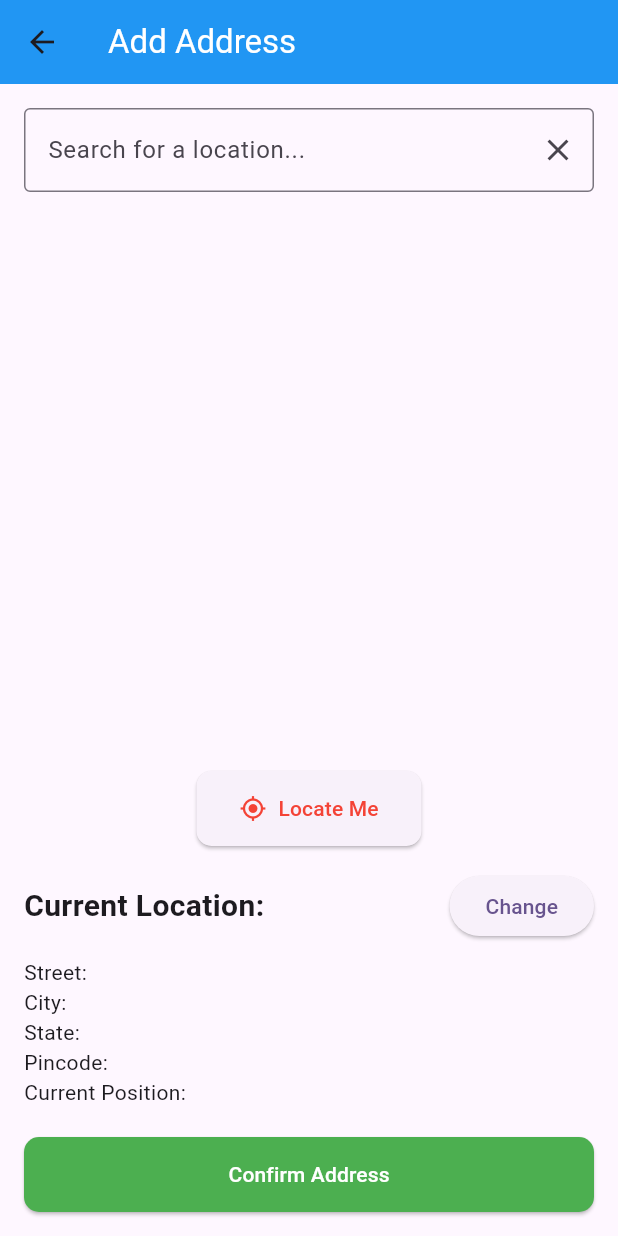
After one commit to nadhiyas17/customer_app_1, a Flutter app: the CurrentLocationScreen screen opened by its route, on a phone screen of 412 x 824 dp. The commit adds this screen. Run offline on Flutter 3.47's test engine with Material 3 defaults, Android fonts, the light colour scheme and no system bars; our stand-ins replace fluttertoast, geocoding, geolocator, get, google_maps_flutter, loader_overlay and 2 more; missing offline and left inert: flutter_google_maps_webservices.

Commit message:
LocationStatic

```diff
--- /dev/null
+++ b/lib/APIs/BaseUrl.dart
@@ -0,0 +1,3 @@
+//  String baseUrl = 'http://localhost:9090/api/customers';
+
+ String baseUrl = 'https://api-generator.retool.com/EMEJeJ';
--- a/lib/APIs/RegisterAPI.dart
+++ b/lib/APIs/RegisterAPI.dart
@@ -8,7 +8,7 @@ class ApiService {
   static const String _baseUrl = "https://api-generator.retool.com/Y45Av7";
 
   // Method to register the user
-  Future<Map<String, dynamic>> registerUser(UserModel user) async {
+  Future<Map<String, dynamic>> registerUser(RegisterModel user) async {
     final url = Uri.parse('$_baseUrl/data');
 
     try {
--- /dev/null
+++ b/lib/Address/CurrentLocation.dart
@@ -0,0 +1,196 @@
+import 'package:flutter/material.dart';
+import 'package:flutter_google_maps_webservices/places.dart';
+
+const kGoogleApiKey = 'AIzaSyDY_mNvqPbcGCRiwor1IVcJ5pyRmstm9XY'; // Replace with your API key
+final GoogleMapsPlaces _places = GoogleMapsPlaces(apiKey: kGoogleApiKey);
+
+class CurrentLocationScreen extends StatefulWidget {
+  const CurrentLocationScreen({Key? key}) : super(key: key);
+
+  @override
+  State<CurrentLocationScreen> createState() => _CurrentLocationScreenState();
+}
+
+class _CurrentLocationScreenState extends State<CurrentLocationScreen> {
+  final TextEditingController _searchController = TextEditingController();
+  List<Prediction> _suggestions = [];
+  bool _isLoading = false;
+
+  @override
+  void initState() {
+    super.initState();
+  }
+
+  // Function to fetch location predictions based on the search input
+  Future<void> _fetchSuggestions(String input) async {
+    if (input.isNotEmpty) {
+      setState(() {
+        _isLoading = true;
+      });
+
+      try {
+        final response = await _places.autocomplete(input);
+        if (response.predictions != null) {
+          setState(() {
+            _suggestions = response.predictions!;
+          });
+        }
+      } catch (e) {
+        print("Error fetching suggestions: $e");
+      } finally {
+        setState(() {
+          _isLoading = false;
+        });
+      }
+    } else {
+      setState(() {
+        _suggestions = [];
+      });
+    }
+  }
+
+  // Function to handle search input changes
+  void _onSearchChanged(String value) {
+    _fetchSuggestions(value);
+  }
+
+  @override
+  Widget build(BuildContext context) {
+    return Scaffold(
+      appBar: AppBar(
+        backgroundColor: Colors.blue,
+        title: Text(
+          "Add Address",
+          style: TextStyle(color: Colors.white),
+        ),
+      ),
+      body: Column(
+        mainAxisAlignment: MainAxisAlignment.start,
+        children: [
+          Padding(
+            padding: const EdgeInsets.all(16.0),
+            child: TextField(
+              controller: _searchController,
+              decoration: InputDecoration(
+                fillColor: Colors.amber,
+                hintText: "Search for a location...",
+                border: OutlineInputBorder(),
+
+                suffixIcon: IconButton(
+                  icon: Icon(Icons.clear),
+                  onPressed: () {
+                    _searchController.clear();
+                    _suggestions.clear();
+                  },
+                ),
+              ),
+              onChanged: _onSearchChanged,
+            ),
+          ),
+          _isLoading
+              ? CircularProgressIndicator()
+              : Expanded(
+                  child: ListView.builder(
+                    itemCount: _suggestions.length,
+                    itemBuilder: (context, index) {
+                      final suggestion = _suggestions[index];
+                      return ListTile(
+                        title: Text(suggestion.description ?? ""),
+                        onTap: () {
+                          // Handle the location selection
+                          _searchController.text = suggestion.description ?? "";
+                          _suggestions.clear(); // Clear suggestions after selection
+                          // TODO: Handle location selection logic here
+                        },
+                      );
+                    },
+                  ),
+                ),
+          Padding(
+            padding: const EdgeInsets.all(0.0),
+            child: SizedBox(
+              width: 150.0,
+              child: ElevatedButton.icon(
+                onPressed: () {}, // Trigger search on button press
+                icon: Icon(Icons.my_location),
+                label: Text("Locate Me"),
+                style: ElevatedButton.styleFrom(
+                  foregroundColor: Colors.red,
+                  alignment: Alignment.center,
+                  padding: EdgeInsets.all(15.0),
+                  shape: RoundedRectangleBorder(
+                    borderRadius: BorderRadius.circular(10),
+
+                  ),
+                ),
+              ),
+            ),
+          ),
+          Padding(
+            padding: const EdgeInsets.all(16.0),
+            child: Column(
+              crossAxisAlignment: CrossAxisAlignment.start,
+              children: [
+                Row(
+                  mainAxisAlignment: MainAxisAlignment.spaceBetween,
+                  children: [
+                    Text(
+                      "Current Location:",
+                      style: TextStyle(fontSize: 20, fontWeight: FontWeight.bold),
+                    ),
+                    ElevatedButton(
+                      onPressed: () {}, // Change location logic here
+                      child: Text("Change"),
+                    ),
+                  ],
+                ),
+                SizedBox(height: 10),
+                Text("Street: "),
+                Text("City: "),
+                Text("State: "),
+                Text("Pincode: "),
+                Text("Current Position: "),
+                SizedBox(height: 20),
+                Row(
+                  children: [
+                    Expanded(
+                      child: ElevatedButton(
+                        onPressed: () {
+                          // Logic to confirm address
+                        },
+                        child: Text("Confirm Address"),
+                        style: ElevatedButton.styleFrom(
+                          padding: EdgeInsets.symmetric(vertical: 15.0),
+                          foregroundColor: Colors.white,
+                          backgroundColor: Colors.green,
+                          shape: RoundedRectangleBorder(
+                            borderRadius: BorderRadius.circular(10),
+                          ),
+                        ),
+                      ),
+                    ),
+                  ],
+                ),
+              ],
+            ),
+          ),
+        ],
+      ),
+    );
+  }
+}
+
+// Dummy Dashboard Screen to navigate after confirmation
+class DashboardScreen extends StatelessWidget {
+  @override
+  Widget build(BuildContext context) {
+    return Scaffold(
+      appBar: AppBar(
+        title: Text("Dashboard"),
+      ),
+      body: Center(
+        child: Text("Welcome to the Dashboard!"),
+      ),
+    );
+  }
+}
--- a/lib/Location/LocationScreen.dart
+++ b/lib/Location/LocationScreen.dart
@@ -75,6 +75,7 @@ class _LocationScreenState extends State<LocationScreen> {
         Position position = await Geolocator.getCurrentPosition(
           locationSettings: locationSettings,
         );
+
         setState(() {
           _currentPosition = position;
           locationMessage = "${position.latitude}, ${position.longitude}";
--- a/lib/Routes/Navigation.dart
+++ b/lib/Routes/Navigation.dart
@@ -5,6 +5,8 @@ import 'package:cutomer_app/Screens/splashScreen.dart';
 import 'package:cutomer_app/Terms/TermsAndConditionsScreen.dart';
 import 'package:flutter/material.dart';
 
+import '../Address/AddAddressScreen.dart';
+import '../Address/CurrentLocation.dart';
 import '../Address/CurrentLocationScreen.dart';
 import '../Screens/RegisterScreen.dart';
 
@@ -13,6 +15,10 @@ var onGenerateRoute = (RouteSettings settings) {
   switch (settings.name) {
     case "/":
       return MaterialPageRoute(builder: (builder) => const SplashScreen());
+
+    //  case "/":
+    //     return MaterialPageRoute(builder: (builder) => const AddAddressScreen());
+
     case "/location":
       return MaterialPageRoute(builder: (builder) => const LocationScreen());
     case "/login":
@@ -32,8 +38,11 @@ var onGenerateRoute = (RouteSettings settings) {
       return MaterialPageRoute(
           builder: (_) => RegisterScreen(fullName: fullName));
 
+    case "/address":
+      return MaterialPageRoute(builder: (builder) => AddAddressScreen());
+
     case "/currentloaction":
-      return MaterialPageRoute(builder: (builder) => CurrentLocation());
+      return MaterialPageRoute(builder: (builder) => CurrentLocationScreen());
 
 // RegisterScreen
     default:
--- a/lib/main.dart
+++ b/lib/main.dart
@@ -17,7 +17,7 @@ class MyApp extends StatelessWidget {
 
 
     return GetMaterialApp(
-      title: 'Flutter Demo',
+      title: 'SureCare',
       debugShowCheckedModeBanner: false,
       theme: ThemeData(
         colorScheme: ColorScheme.fromSeed(seedColor: Colors.deepPurple),
```
Also changed, not shown: lib/APIs/LoginAPI.dart (added, +55 -0 lines), lib/Address/AddAddressScreen.dart (+34 -19 lines), lib/Controller/RegisterControler.dart (added, +35 -0 lines), lib/Modals/LoginModal.dart (added, +18 -0 lines), lib/Modals/RegisterModel.dart (+84 -21 lines), lib/Screens/LoginScreen.dart (+40 -8 lines), lib/Screens/OtpScreen.dart (+33 -1 lines), lib/Screens/RegisterScreen.dart (+8 -8 lines), 3 other files.
